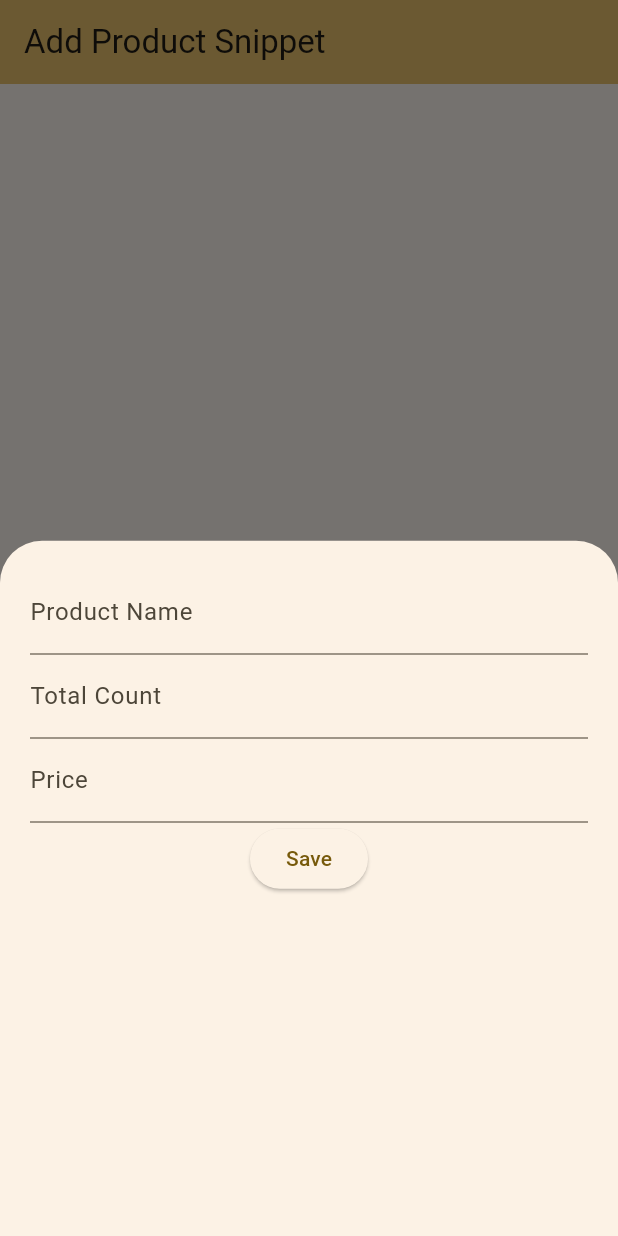
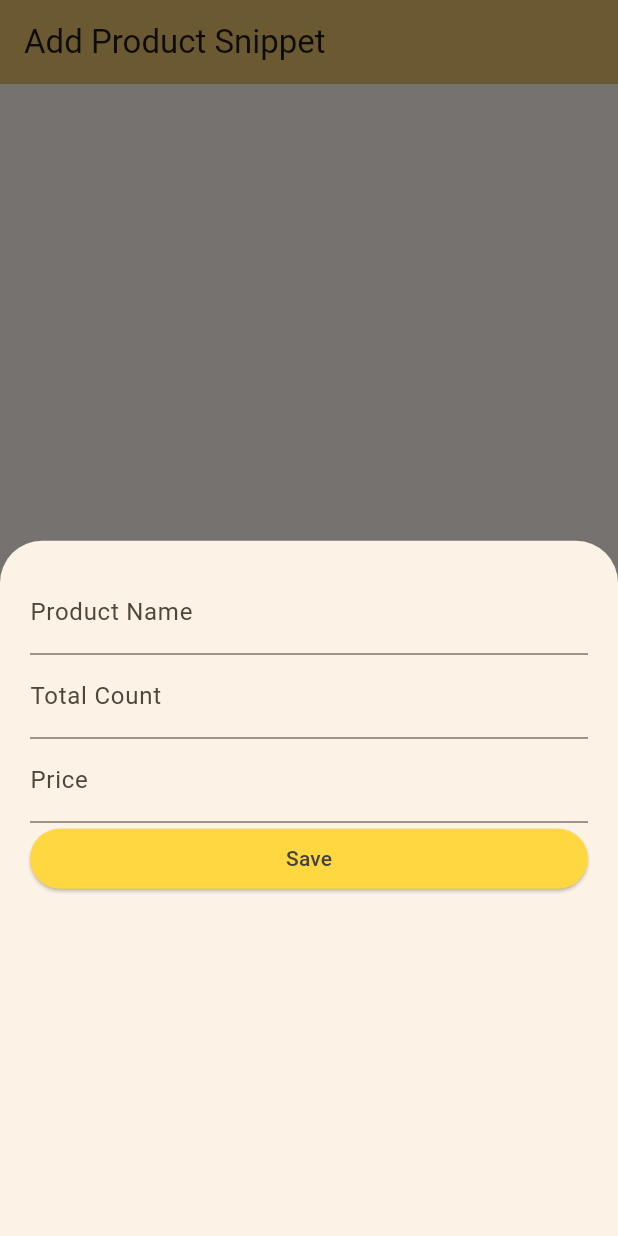
Before and after one commit to rising-dancho/modal_bottom_sheet, a Flutter app: the screen it shows after launch, after a tap on the "add" icon, on a phone screen of 412 x 824 dp. Run offline on Flutter 3.47's test engine with Material 3 defaults, Android fonts, the phone set to English and light mode, and no system bars.

Commit message:
feat: added some centered dummy text

```diff
--- a/lib/screens/my_homepage.dart
+++ b/lib/screens/my_homepage.dart
@@ -25,7 +25,13 @@ class _MyHomePageState extends State<MyHomePage> {
         backgroundColor: Theme.of(context).colorScheme.inversePrimary,
         title: Text('Add Product Snippet'),
       ),
-      body: Container(),
+      body: Container(
+        alignment: Alignment.center,
+        child: Text(
+          "Homescreen",
+          style: TextStyle(fontWeight: FontWeight.w400, fontSize: 18),
+        ),
+      ),
       floatingActionButton: FloatingActionButton(
         onPressed: () => _openAddProductModal(context),
         tooltip: 'Add Product',
--- a/lib/widgets/add_product.dart
+++ b/lib/widgets/add_product.dart
@@ -17,9 +17,19 @@ class _AddProductState extends State<AddProduct> {
           TextField(decoration: InputDecoration(labelText: "Product Name")),
           TextField(decoration: InputDecoration(labelText: "Total Count")),
           TextField(decoration: InputDecoration(labelText: "Price")),
-          ElevatedButton(onPressed: () {
-            Navigator.pop(context);
-          }, child: Text("Save")),
+          Container(
+            width: double.infinity,
+            child: ElevatedButton(
+              style: ElevatedButton.styleFrom(
+                backgroundColor: Colors.amberAccent,
+                foregroundColor: Colors.grey[800],
+              ),
+              onPressed: () {
+                Navigator.pop(context);
+              },
+              child: Text("Save"),
+            ),
+          ),
         ],
       ),
     );
```
